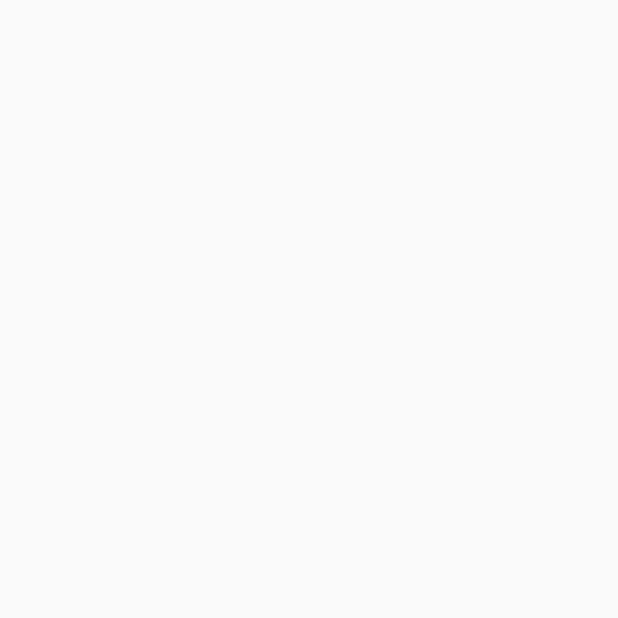
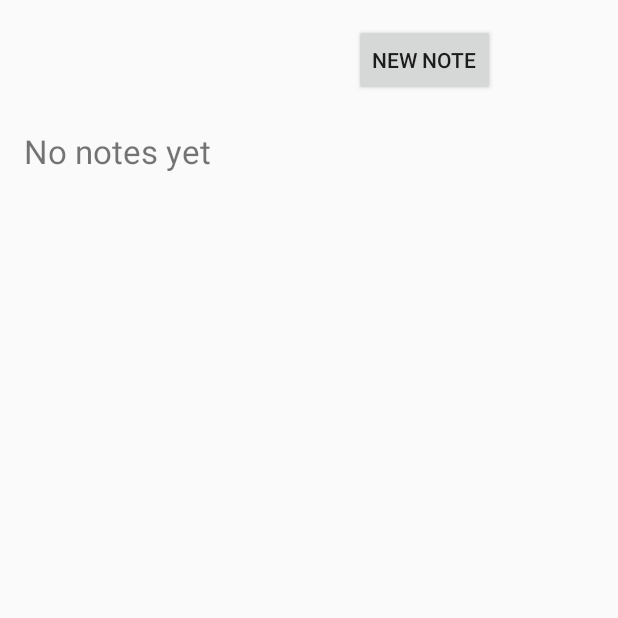
Before and after one commit to DifferentThinking/Infinote, an Android app: the screen it shows after launch (ListNotesActivity), on a phone screen of 412 x 824 dp, the top half of it. Before the commit the part shown is empty. Run offline under Robolectric (Android 15) with nearby library versions, the phone set to English and light mode, and no system bars.

```diff
--- a/Infinote/app/src/main/AndroidManifest.xml
+++ b/Infinote/app/src/main/AndroidManifest.xml
@@ -15,6 +15,7 @@
                 <category android:name="android.intent.category.LAUNCHER" />
             </intent-filter>
         </activity>
+        <activity android:name=".NoteActivity"></activity>
     </application>
 
 </manifest>
--- a/Infinote/app/src/main/java/com/infinote/differentthinking/infinote/ListNotesActivity.java
+++ b/Infinote/app/src/main/java/com/infinote/differentthinking/infinote/ListNotesActivity.java
@@ -1,16 +1,29 @@
 package com.infinote.differentthinking.infinote;
 
-import android.app.Activity;
+import android.content.Intent;
 import android.support.v7.app.AppCompatActivity;
 import android.os.Bundle;
+import android.view.View;
+import android.widget.Button;
 
-public class ListNotesActivity extends Activity {
+public class ListNotesActivity extends AppCompatActivity {
 
     @Override
     protected void onCreate(Bundle savedInstanceState) {
         super.onCreate(savedInstanceState);
         setContentView(R.layout.activity_list_notes);
 
+        Button newNoteButton = (Button) this.findViewById(R.id.newNoteButton);
+
+        newNoteButton.setOnClickListener(
+                new Button.OnClickListener(){
+                    @Override
+                    public void onClick(View v){
+                        Intent intent = new Intent(ListNotesActivity.this, NoteActivity.class);
+                        startActivity(intent);
+                    }
+                }
+        );
 
     }
 }
--- a/Infinote/app/src/main/res/layout/activity_list_notes.xml
+++ b/Infinote/app/src/main/res/layout/activity_list_notes.xml
@@ -1,5 +1,5 @@
 <?xml version="1.0" encoding="utf-8"?>
-<RelativeLayout xmlns:android="http://schemas.android.com/apk/res/android"
+<LinearLayout xmlns:android="http://schemas.android.com/apk/res/android"
     xmlns:tools="http://schemas.android.com/tools"
     android:id="@+id/activity_list_notes"
     android:layout_width="match_parent"
@@ -8,6 +8,27 @@
     android:paddingLeft="@dimen/activity_horizontal_margin"
     android:paddingRight="@dimen/activity_horizontal_margin"
     android:paddingTop="@dimen/activity_vertical_margin"
+    android:orientation="vertical"
     tools:context="com.infinote.differentthinking.infinote.ListNotesActivity">
 
-</RelativeLayout>
+    <LinearLayout
+        android:layout_width="match_parent"
+        android:layout_height="50dp">
+
+        <Button
+            android:layout_width="wrap_content"
+            android:layout_height="wrap_content"
+            android:text="@string/buttonText"
+            android:layout_marginLeft="220dp"
+            android:id="@+id/newNoteButton" />
+    </LinearLayout>
+
+    <TextView
+        android:text="@string/noNotesText"
+        android:layout_width="wrap_content"
+        android:layout_height="wrap_content"
+        android:id="@+id/textView"
+        android:textSize="22sp"
+        android:layout_marginTop="20dp"
+    />
+</LinearLayout>
--- a/Infinote/app/src/main/res/values/strings.xml
+++ b/Infinote/app/src/main/res/values/strings.xml
@@ -1,3 +1,5 @@
 <resources>
     <string name="app_name">Infinote</string>
+    <string name="buttonText">New note</string>
+    <string name="noNotesText">No notes yet</string>
 </resources>
--- a/Infinote/app/src/main/res/values/styles.xml
+++ b/Infinote/app/src/main/res/values/styles.xml
@@ -1,7 +1,7 @@
 <resources>
 
     <!-- Base application theme. -->
-    <style name="AppTheme" parent="Theme.AppCompat.Light.DarkActionBar">
+    <style name="AppTheme" parent="Theme.AppCompat.Light.NoActionBar">
         <!-- Customize your theme here. -->
         <item name="colorPrimary">@color/colorPrimary</item>
         <item name="colorPrimaryDark">@color/colorPrimaryDark</item>
```
Also changed, not shown: Infinote/app/src/main/java/com/infinote/differentthinking/infinote/MyCanvas.java (added, +119 -0 lines), Infinote/app/src/main/java/com/infinote/differentthinking/infinote/NoteActivity.java (added, +45 -0 lines), Infinote/app/src/main/res/layout/activity_note.xml (added, +19 -0 lines).
